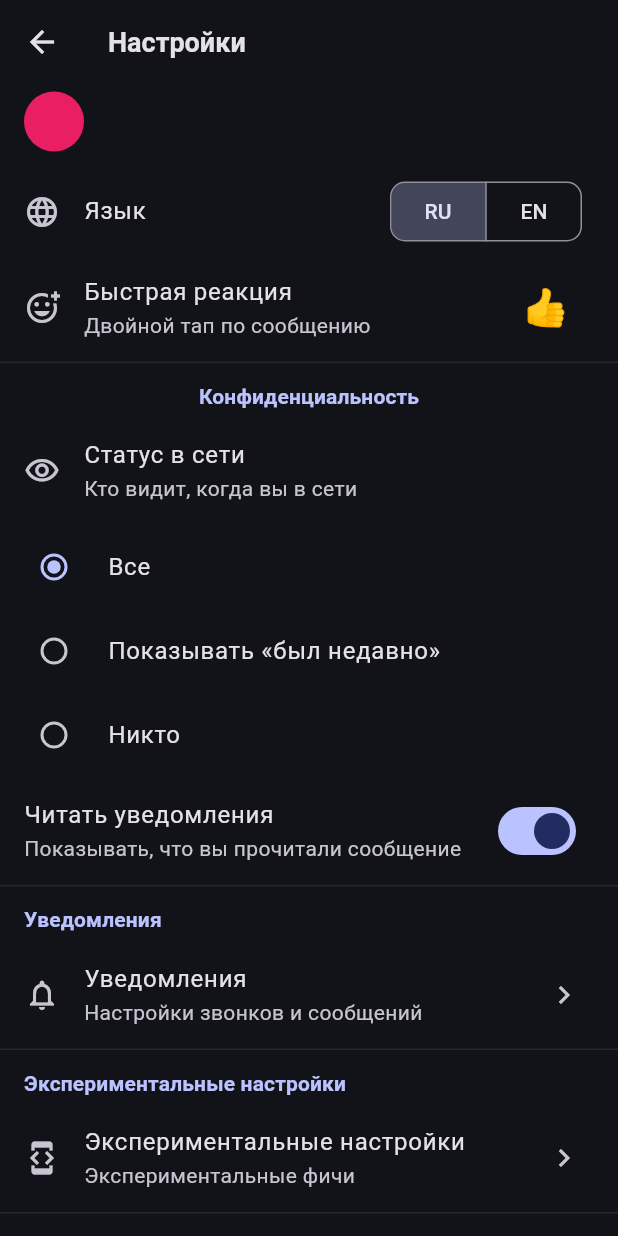
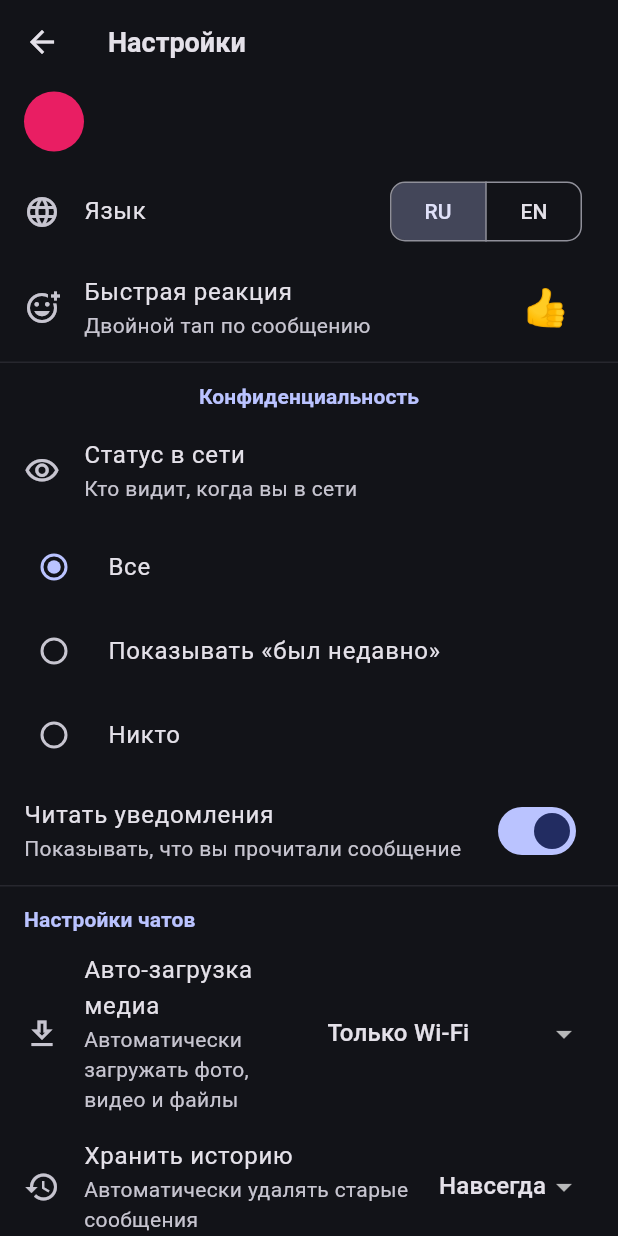
Before and after one commit to ilertnost/Barricade, a Flutter app: the SettingsScreen screen opened by its route, scrolled down 576 dp, on a phone screen of 412 x 824 dp. Run offline on Flutter 3.47's test engine with Material 3 defaults, Android fonts, the light colour scheme and no system bars; drawn by our look-alikes of dynamic_color; our stand-ins replace audioplayers, camera, file_picker, firebase_core, firebase_messaging, image_picker and 6 more; missing offline and left inert: flutter_webrtc, record; accounts and stored records are empty; network calls fail.

Commit message:
chat settings section + screen share port to android/windows

```diff
--- a/client/lib/l10n/strings.dart
+++ b/client/lib/l10n/strings.dart
@@ -161,6 +161,23 @@ class Strings {
       'settings.unblock': 'Unblock',
       'settings.block_confirm': 'Block @{name}?',
       'settings.blocked_you': 'Blocked',
+      'chat_settings.title': 'Chat Settings',
+      'chat_settings.auto_download': 'Media Auto-Download',
+      'chat_settings.auto_download_hint': 'Auto-download photos, videos & files',
+      'chat_settings.auto_download_never': 'Never',
+      'chat_settings.auto_download_wifi': 'Wi-Fi only',
+      'chat_settings.auto_download_always': 'Wi-Fi & Mobile',
+      'chat_settings.history_keep': 'Keep History',
+      'chat_settings.history_keep_hint': 'Clear old messages automatically',
+      'chat_settings.history_forever': 'Forever',
+      'chat_settings.history_month': '1 month',
+      'chat_settings.history_week': '1 week',
+      'chat_settings.history_day': '1 day',
+      'chat_settings.notifications': 'Default Notifications',
+      'chat_settings.notifications_hint': 'Play sound for incoming messages',
+      'chat_settings.clear_cache': 'Clear Cache',
+      'chat_settings.clear_cache_hint': 'Free up storage space',
+      'chat_settings.cleared': 'Cache cleared',
     },
     'ru': {
       'app.title': 'Barricade',
@@ -320,6 +337,23 @@ class Strings {
       'settings.unblock': 'Разблокировать',
       'settings.block_confirm': 'Заблокировать @{name}?',
       'settings.blocked_you': 'Заблокирован',
+      'chat_settings.title': 'Настройки чатов',
+      'chat_settings.auto_download': 'Авто-загрузка медиа',
+      'chat_settings.auto_download_hint': 'Автоматически загружать фото, видео и файлы',
+      'chat_settings.auto_download_never': 'Никогда',
+      'chat_settings.auto_download_wifi': 'Только Wi-Fi',
+      'chat_settings.auto_download_always': 'Wi-Fi и Мобильные',
+      'chat_settings.history_keep': 'Хранить историю',
+      'chat_settings.history_keep_hint': 'Автоматически удалять старые сообщения',
+      'chat_settings.history_forever': 'Навсегда',
+      'chat_settings.history_month': '1 месяц',
+      'chat_settings.history_week': '1 неделя',
+      'chat_settings.history_day': '1 день',
+      'chat_settings.notifications': 'Уведомления по умолчанию',
+      'chat_settings.notifications_hint': 'Воспроизводить звук для входящих сообщений',
+      'chat_settings.clear_cache': 'Очистить кэш',
+      'chat_settings.clear_cache_hint': 'Освободить место в хранилище',
+      'chat_settings.cleared': 'Кэш очищен',
     },
   };
 
--- a/client/lib/screens/settings_screen.dart
+++ b/client/lib/screens/settings_screen.dart
@@ -13,6 +13,7 @@ import '../services/theme_controller.dart';
 import '../services/locale_controller.dart';
 import '../services/quick_reaction_controller.dart';
 import '../widgets/media_utils.dart';
+import '../widgets/chat_settings.dart';
 import '../main.dart' show AppState;
 import 'chat_screen.dart';
 
@@ -215,6 +216,12 @@ class _SettingsBodyState extends State<SettingsBody> {
 
         // ── Приватность ──
         const _PrivacySection(),
+
+        const Divider(),
+
+        // ── Настройки чатов ──
+        _SectionHeader(Strings.t('chat_settings.title')),
+        const ChatSettingsSection(),
 
         const Divider(),
 
--- /dev/null
+++ b/client/lib/widgets/chat_settings.dart
@@ -0,0 +1,112 @@
+import 'package:flutter/material.dart';
+import 'package:shared_preferences/shared_preferences.dart';
+import '../l10n/strings.dart';
+
+class ChatSettingsSection extends StatefulWidget {
+  const ChatSettingsSection({super.key});
+  @override
+  State<ChatSettingsSection> createState() => _ChatSettingsSectionState();
+}
+
+class _ChatSettingsSectionState extends State<ChatSettingsSection> {
+  String _autoDownload = 'wifi';
+  String _historyKeep = 'forever';
+  bool _notifications = true;
+
+  static const _prefAutoDownload = 'chat_auto_download';
+  static const _prefHistoryKeep = 'chat_history_keep';
+  static const _prefNotifications = 'chat_notifications';
+
+  @override
+  void initState() {
+    super.initState();
+    _load();
+  }
+
+  Future<void> _load() async {
+    final p = await SharedPreferences.getInstance();
+    setState(() {
+      _autoDownload = p.getString(_prefAutoDownload) ?? 'wifi';
+      _historyKeep = p.getString(_prefHistoryKeep) ?? 'forever';
+      _notifications = p.getBool(_prefNotifications) ?? true;
+    });
+  }
+
+  Future<void> _setAutoDownload(String v) async {
+    final p = await SharedPreferences.getInstance();
+    await p.setString(_prefAutoDownload, v);
+    if (mounted) setState(() => _autoDownload = v);
+  }
+
+  Future<void> _setHistoryKeep(String v) async {
+    final p = await SharedPreferences.getInstance();
+    await p.setString(_prefHistoryKeep, v);
+    if (mounted) setState(() => _historyKeep = v);
+  }
+
+  Future<void> _toggleNotifications(bool v) async {
+    final p = await SharedPreferences.getInstance();
+    await p.setBool(_prefNotifications, v);
+    if (mounted) setState(() => _notifications = v);
+  }
+
+  Future<void> _clearCache() async {
+    // TODO: implement actual cache clearing
+    if (!mounted) return;
+    ScaffoldMessenger.of(context).showSnackBar(
+      SnackBar(content: Text(Strings.t('chat_settings.cleared'))),
+    );
+  }
+
+  @override
+  Widget build(BuildContext context) {
+    return Column(
+      children: [
+        ListTile(
+          leading: const Icon(Icons.download_outlined),
+          title: Text(Strings.t('chat_settings.auto_download')),
+          subtitle: Text(Strings.t('chat_settings.auto_download_hint')),
+          trailing: DropdownButton<String>(
+            value: _autoDownload,
+            underline: const SizedBox(),
+            items: [
+              DropdownMenuItem(value: 'never', child: Text(Strings.t('chat_settings.auto_download_never'))),
+              DropdownMenuItem(value: 'wifi', child: Text(Strings.t('chat_settings.auto_download_wifi'))),
+              DropdownMenuItem(value: 'always', child: Text(Strings.t('chat_settings.auto_download_always'))),
+            ],
+            onChanged: (v) => _setAutoDownload(v!),
+          ),
+        ),
+        ListTile(
+          leading: const Icon(Icons.history),
+          title: Text(Strings.t('chat_settings.history_keep')),
+          subtitle: Text(Strings.t('chat_settings.history_keep_hint')),
+          trailing: DropdownButton<String>(
+            value: _historyKeep,
+            underline: const SizedBox(),
+            items: [
+              DropdownMenuItem(value: 'forever', child: Text(Strings.t('chat_settings.history_forever'))),
+              DropdownMenuItem(value: 'month', child: Text(Strings.t('chat_settings.history_month'))),
+              DropdownMenuItem(value: 'week', child: Text(Strings.t('chat_settings.history_week'))),
+              DropdownMenuItem(value: 'day', child: Text(Strings.t('chat_settings.history_day'))),
+            ],
+            onChanged: (v) => _setHistoryKeep(v!),
+          ),
+        ),
+        SwitchListTile(
+          secondary: const Icon(Icons.notifications_active_outlined),
+          title: Text(Strings.t('chat_settings.notifications')),
+          subtitle: Text(Strings.t('chat_settings.notifications_hint')),
+          value: _notifications,
+          onChanged: _toggleNotifications,
+        ),
+        ListTile(
+          leading: const Icon(Icons.delete_outline),
+          title: Text(Strings.t('chat_settings.clear_cache')),
+          subtitle: Text(Strings.t('chat_settings.clear_cache_hint')),
+          onTap: _clearCache,
+        ),
+      ],
+    );
+  }
+}
```
